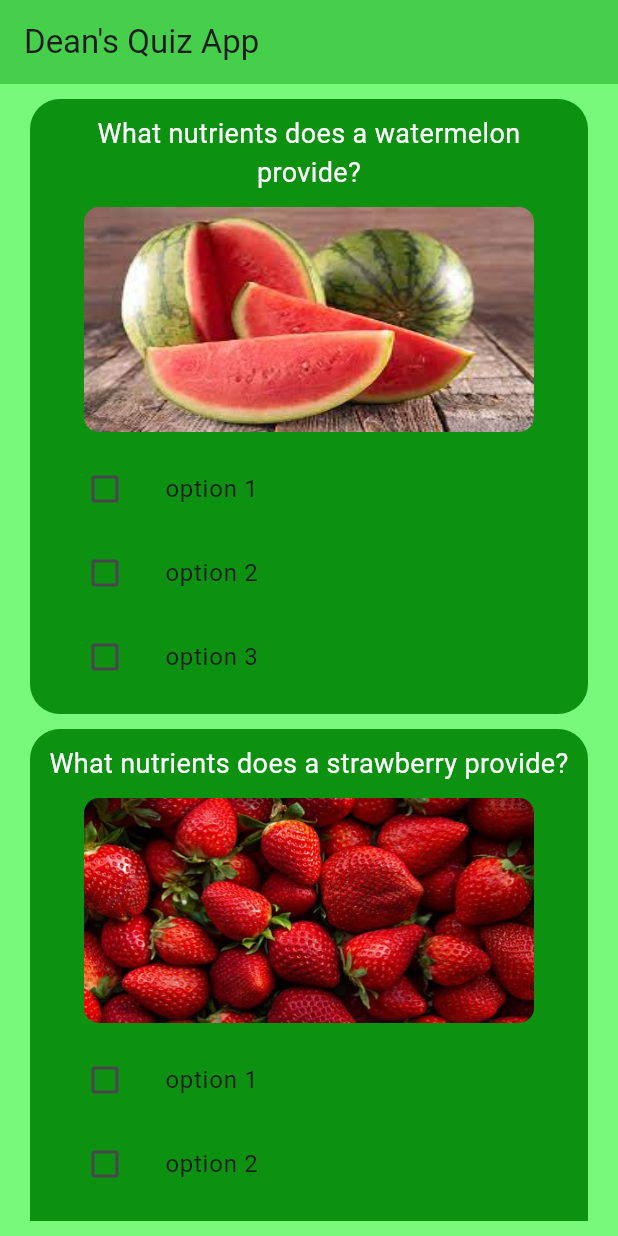
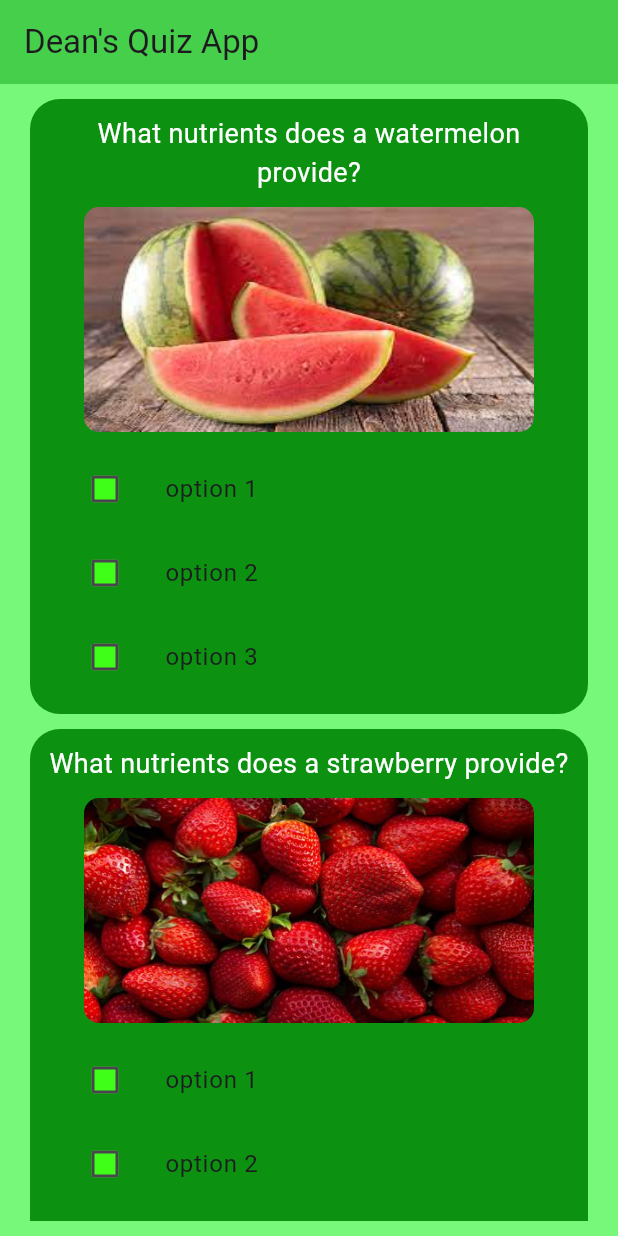
Before and after one commit to De4nWhit3/flutter_task13, a Flutter app: the screen it shows after launch, on a phone screen of 412 x 824 dp. Run offline on Flutter 3.47's test engine with Material 2 defaults, Android fonts, the phone set to English and light mode, and no system bars.

Commit message:
added fill color

```diff
--- a/lib/widgets/question_screen_widget.dart
+++ b/lib/widgets/question_screen_widget.dart
@@ -182,6 +182,8 @@ class _FruitCheckboxState extends State<FruitCheckbox> {
     return ListTile(
       leading: Checkbox(
           value: _selected,
+          fillColor: MaterialStateColor.resolveWith(
+              (states) => const Color.fromARGB(255, 63, 255, 25)),
           onChanged: (bool? value) {
             setState(() {
               _selected = value ?? false;
```
